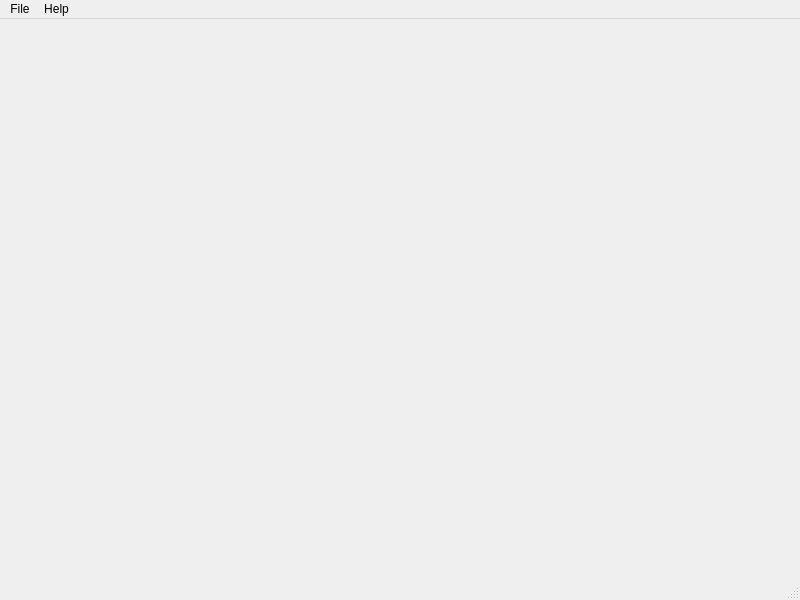
Before: the Qt Designer form inc/MainWindow.ui in FRC-836/Camera_Calculator, drawn with Qt 5.
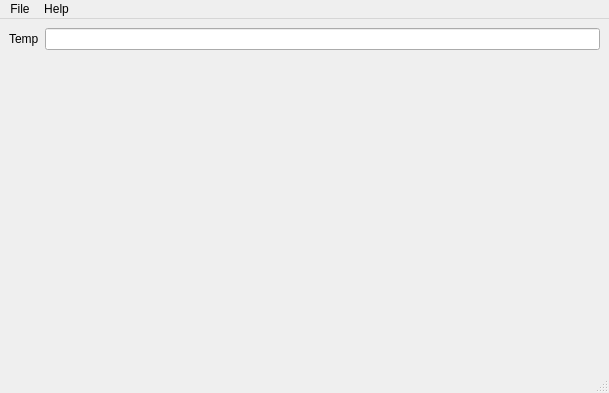
After: the same form once the commit is applied.

Commit message: began design of the GUI. added a labeled right triangle image as a resource that is currently not being used

```diff
--- a/inc/MainWindow.ui
+++ b/inc/MainWindow.ui
@@ -6,20 +6,37 @@
    <rect>
     <x>0</x>
     <y>0</y>
-    <width>800</width>
-    <height>600</height>
+    <width>609</width>
+    <height>393</height>
    </rect>
   </property>
   <property name="windowTitle">
    <string>Camera Calculator</string>
   </property>
-  <widget class="QWidget" name="centralwidget"/>
+  <widget class="QWidget" name="centralwidget">
+   <layout class="QHBoxLayout" name="horizontalLayout">
+    <item>
+     <layout class="QFormLayout" name="formLayout">
+      <item row="0" column="0">
+       <widget class="QLabel" name="lblTemp">
+        <property name="text">
+         <string>Temp</string>
+        </property>
+       </widget>
+      </item>
+      <item row="0" column="1">
+       <widget class="QLineEdit" name="lneTemp"/>
+      </item>
+     </layout>
+    </item>
+   </layout>
+  </widget>
   <widget class="QMenuBar" name="menubar">
    <property name="geometry">
     <rect>
      <x>0</x>
      <y>0</y>
-     <width>800</width>
+     <width>609</width>
      <height>12</height>
     </rect>
    </property>
```
Left out of the diff: 4 changed lines with no effect on the pictures. The commit also changes 3 other files.
